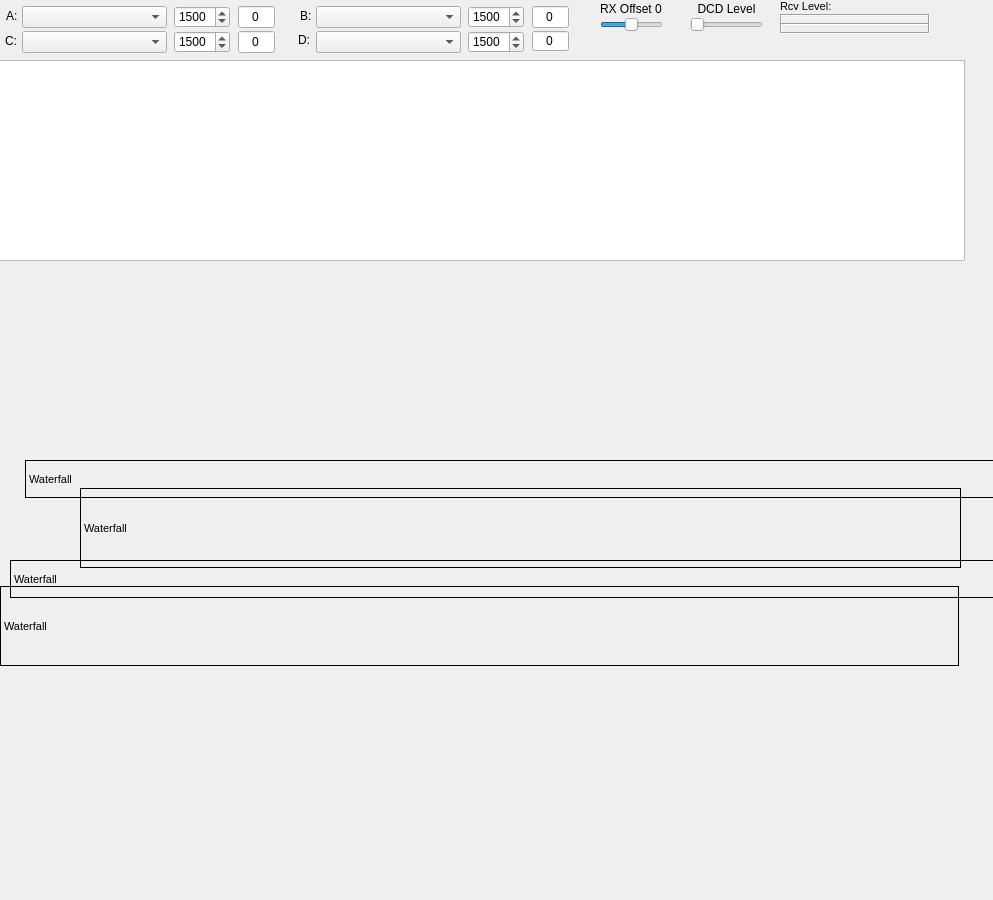
This is QtSoundModem.ui in g8bpq/QtSoundModem as Qt 5 draws it before an edit. The edited form follows.
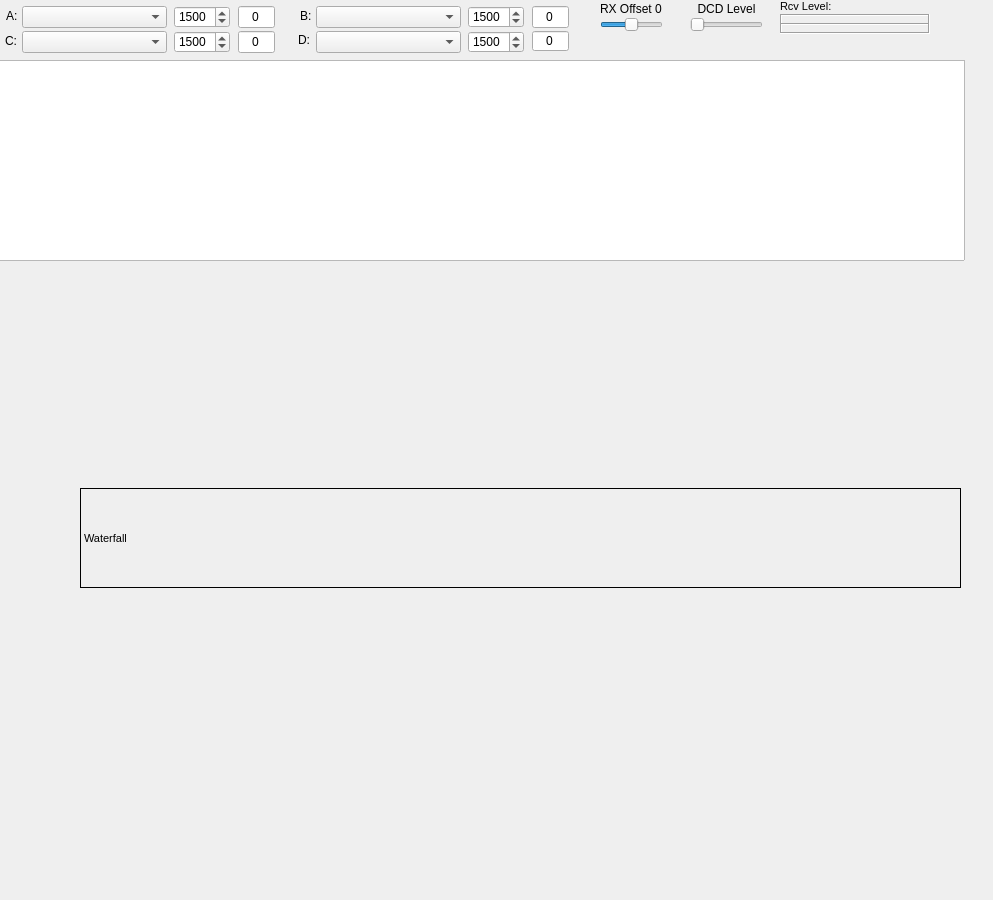
This is the edited form. Icons and pictures are not drawn.

```diff
--- a/QtSoundModem.ui
+++ b/QtSoundModem.ui
@@ -50,48 +50,6 @@
      </rect>
     </property>
    </widget>
-   <widget class="QLabel" name="WaterfallB">
-    <property name="geometry">
-     <rect>
-      <x>0</x>
-      <y>586</y>
-      <width>959</width>
-      <height>80</height>
-     </rect>
-    </property>
-    <property name="sizePolicy">
-     <sizepolicy hsizetype="Minimum" vsizetype="Minimum">
-      <horstretch>0</horstretch>
-      <verstretch>0</verstretch>
-     </sizepolicy>
-    </property>
-    <property name="minimumSize">
-     <size>
-      <width>600</width>
-      <height>80</height>
-     </size>
-    </property>
-    <property name="maximumSize">
-     <size>
-      <width>5000</width>
-      <height>100</height>
-     </size>
-    </property>
-    <property name="font">
-     <font>
-      <pointsize>8</pointsize>
-     </font>
-    </property>
-    <property name="frameShape">
-     <enum>QFrame::Box</enum>
-    </property>
-    <property name="frameShadow">
-     <enum>QFrame::Plain</enum>
-    </property>
-    <property name="text">
-     <string>Waterfall</string>
-    </property>
-   </widget>
    <widget class="QLabel" name="label_2">
     <property name="geometry">
      <rect>
@@ -127,19 +85,19 @@
       <x>80</x>
       <y>488</y>
       <width>881</width>
-      <height>80</height>
+      <height>100</height>
      </rect>
     </property>
     <property name="minimumSize">
      <size>
       <width>600</width>
-      <height>80</height>
+      <height>100</height>
      </size>
     </property>
     <property name="maximumSize">
      <size>
       <width>5000</width>
-      <height>100</height>
+      <height>250</height>
      </size>
     </property>
     <property name="font">
@@ -215,78 +173,6 @@
      <number>10</number>
     </property>
    </widget>
-   <widget class="QLabel" name="HeaderA">
-    <property name="geometry">
-     <rect>
-      <x>25</x>
-      <y>460</y>
-      <width>1076</width>
-      <height>38</height>
-     </rect>
-    </property>
-    <property name="minimumSize">
-     <size>
-      <width>600</width>
-      <height>10</height>
-     </size>
-    </property>
-    <property name="maximumSize">
-     <size>
-      <width>5000</width>
-      <height>100</height>
-     </size>
-    </property>
-    <property name="font">
-     <font>
-      <pointsize>8</pointsize>
-     </font>
-    </property>
-    <property name="frameShape">
-     <enum>QFrame::Box</enum>
-    </property>
-    <property name="frameShadow">
-     <enum>QFrame::Plain</enum>
-    </property>
-    <property name="text">
-     <string>Waterfall</string>
-    </property>
-   </widget>
-   <widget class="QLabel" name="HeaderB">
-    <property name="geometry">
-     <rect>
-      <x>10</x>
-      <y>560</y>
-      <width>1076</width>
-      <height>38</height>
-     </rect>
-    </property>
-    <property name="minimumSize">
-     <size>
-      <width>600</width>
-      <height>10</height>
-     </size>
-    </property>
-    <property name="maximumSize">
-     <size>
-      <width>5000</width>
-      <height>100</height>
-     </size>
-    </property>
-    <property name="font">
-     <font>
-      <pointsize>8</pointsize>
-     </font>
-    </property>
-    <property name="frameShape">
-     <enum>QFrame::Box</enum>
-    </property>
-    <property name="frameShadow">
-     <enum>QFrame::Plain</enum>
-    </property>
-    <property name="text">
-     <string>Waterfall</string>
-    </property>
-   </widget>
    <widget class="QTextEdit" name="monWindow">
     <property name="geometry">
      <rect>
```
Left out of the diff: 2 changed lines with no effect on the pictures.
